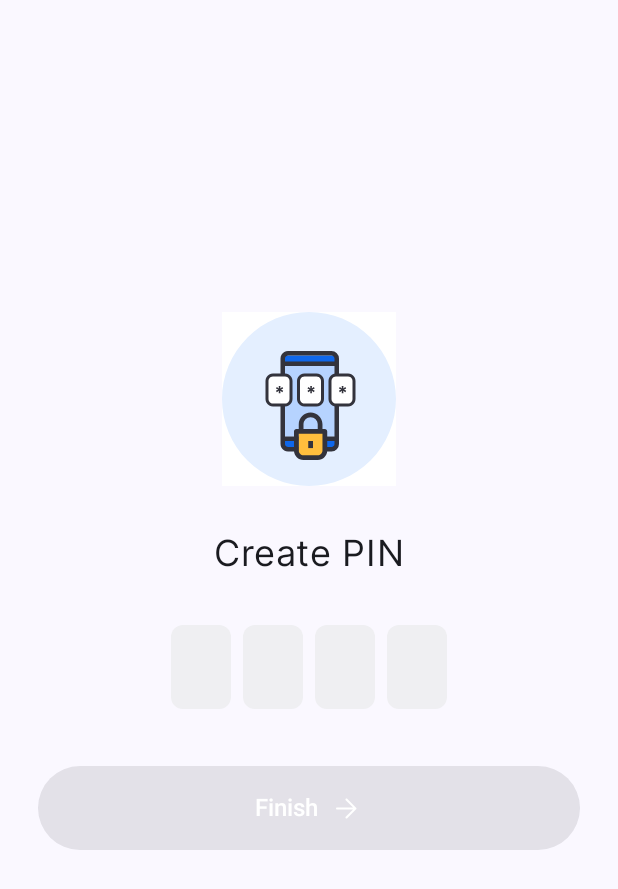
After one commit to smedic/maki_kawasaki, an Android app built with Jetpack Compose: the CreatePinScreen screen opened through its navigation route, on a phone screen of 412 x 824 dp. The commit adds this screen. Shown: the top 889 px of the screen. Run offline under Robolectric (Android 15) with nearby library versions, the phone set to English and light mode, and no system bars; our stand-ins replace Firebase (no records; nobody signed in at launch, a user with empty details on screens opened directly), accompanist.

Commit message:
Add Create Pin Screen

```diff
--- a/app/src/main/java/com/example/myapplication/data/network/SharedPrefsRepository.kt
+++ b/app/src/main/java/com/example/myapplication/data/network/SharedPrefsRepository.kt
@@ -6,6 +6,7 @@ import androidx.datastore.preferences.core.Preferences
 import androidx.datastore.preferences.core.booleanPreferencesKey
 import androidx.datastore.preferences.core.edit
 import androidx.datastore.preferences.core.emptyPreferences
+import androidx.datastore.preferences.core.stringPreferencesKey
 import androidx.datastore.preferences.preferencesDataStore
 import kotlinx.coroutines.flow.Flow
 import kotlinx.coroutines.flow.catch
@@ -18,6 +19,7 @@ class SharedPrefsRepository(context: Context) {
 
     private object PreferencesKey {
         val isUserLoggedIn = booleanPreferencesKey(name = "is_user_logged_in")
+        val userPin = stringPreferencesKey(name = "user_pin")
     }
 
     private val dataStore = context.dataStore
@@ -42,4 +44,26 @@ class SharedPrefsRepository(context: Context) {
                 isLoggedInState
             }
     }
+
+    suspend fun saveUserPINCode(pin: String) {
+        dataStore.edit { preferences ->
+            preferences[PreferencesKey.userPin] = pin
+        }
+    }
+
+    fun getUserPinCode(): Flow<String> {
+        return dataStore.data
+            .catch { exception ->
+                if (exception is IOException) {
+                    emit(emptyPreferences())
+                } else {
+                    throw exception
+                }
+            }
+            .map { preferences ->
+                val userPin = preferences[PreferencesKey.userPin] ?: ""
+                userPin
+            }
+    }
+
 }
--- a/app/src/main/java/com/example/myapplication/di/Modules.kt
+++ b/app/src/main/java/com/example/myapplication/di/Modules.kt
@@ -13,7 +13,7 @@ import org.koin.dsl.module
 val appModule = module {
     single { AuthService() }
     single<AuthRepository> { AuthRepositoryImpl(get()) }
-    single { AuthViewModel(get()) }
+    single { AuthViewModel(get(), get()) }
     single<SharedPrefsRepository> { SharedPrefsRepository(get()) }
     viewModel { HomeViewModel() }
     viewModel { SplashViewModel(get()) }
--- /dev/null
+++ b/app/src/main/java/com/example/myapplication/extensions/StringExtension.kt
@@ -0,0 +1,11 @@
+package com.example.myapplication.extensions
+
+import java.security.MessageDigest
+
+// Encrypt String to SHA1 format
+fun String.toSha1(): String {
+    return MessageDigest
+        .getInstance("SHA-1")
+        .digest(this.toByteArray())
+        .joinToString(separator = "", transform = { "%02x".format(it) })
+}
--- a/app/src/main/java/com/example/myapplication/graphs/AuthNavGraph.kt
+++ b/app/src/main/java/com/example/myapplication/graphs/AuthNavGraph.kt
@@ -4,6 +4,7 @@ import androidx.navigation.NavGraphBuilder
 import androidx.navigation.NavHostController
 import androidx.navigation.compose.composable
 import androidx.navigation.navigation
+import com.example.myapplication.screens.CreatePinScreen
 import com.example.myapplication.screens.LoginPage
 import com.example.myapplication.screens.OtpCodePage
 import com.example.myapplication.screens.SignInScreen
@@ -30,6 +31,13 @@ fun NavGraphBuilder.authNavGraph(navController: NavHostController) {
         composable(AuthScreen.OtpCode.route) {
             OtpCodePage(
                 onCodeConfirmed = {
+                    navController.navigate(AuthScreen.CreatePin.route)
+                },
+            )
+        }
+        composable(AuthScreen.CreatePin.route) {
+            CreatePinScreen(
+                onFinish = {
                     navController.popBackStack()
                     navController.navigate(Graph.HOME)
                 },
@@ -39,7 +47,8 @@ fun NavGraphBuilder.authNavGraph(navController: NavHostController) {
 }
 
 sealed class AuthScreen(val route: String) {
-    object SignIn : AuthScreen(route = "SIGNIN")
+    object SignIn : AuthScreen(route = "SIGN_IN")
     object Login : AuthScreen(route = "LOGIN")
     object OtpCode : AuthScreen(route = "OTP")
+    object CreatePin : AuthScreen(route = "CREATE_PIN")
 }
--- /dev/null
+++ b/app/src/main/java/com/example/myapplication/screens/CreatePinScreen.kt
@@ -0,0 +1,126 @@
+package com.example.myapplication.screens
+
+import android.widget.Toast
+import androidx.compose.foundation.Image
+import androidx.compose.foundation.layout.Arrangement
+import androidx.compose.foundation.layout.Box
+import androidx.compose.foundation.layout.Column
+import androidx.compose.foundation.layout.Spacer
+import androidx.compose.foundation.layout.fillMaxSize
+import androidx.compose.foundation.layout.height
+import androidx.compose.foundation.layout.padding
+import androidx.compose.foundation.layout.size
+import androidx.compose.material3.CircularProgressIndicator
+import androidx.compose.material3.MaterialTheme
+import androidx.compose.material3.Scaffold
+import androidx.compose.material3.SnackbarHost
+import androidx.compose.material3.SnackbarHostState
+import androidx.compose.material3.Text
+import androidx.compose.runtime.Composable
+import androidx.compose.runtime.LaunchedEffect
+import androidx.compose.runtime.collectAsState
+import androidx.compose.runtime.mutableStateOf
+import androidx.compose.runtime.remember
+import androidx.compose.runtime.saveable.rememberSaveable
+import androidx.compose.ui.Alignment
+import androidx.compose.ui.Modifier
+import androidx.compose.ui.platform.LocalContext
+import androidx.compose.ui.res.painterResource
+import androidx.compose.ui.res.stringResource
+import androidx.compose.ui.text.font.FontWeight
+import androidx.compose.ui.tooling.preview.Preview
+import androidx.compose.ui.unit.dp
+import com.example.myapplication.R
+import com.example.myapplication.viewmodel.AuthViewModel
+import com.example.myapplication.views.MainButton
+import com.example.myapplication.views.OtpTextField
+import com.example.myapplication.views.compose.UiState
+import org.koin.androidx.compose.koinViewModel
+
+@Composable
+fun CreatePinScreen(
+    onFinish: () -> Unit,
+    viewModel: AuthViewModel = koinViewModel()
+) {
+    val pinState = viewModel.pinState.collectAsState()
+    val otpValueState = rememberSaveable { mutableStateOf("") }
+    val snackbarHostState = remember { SnackbarHostState() }
+    val pinCount = 4
+
+    Scaffold(
+        snackbarHost = { SnackbarHost(snackbarHostState) },
+    ) { paddingValues ->
+
+        Box() {
+            Column(
+                modifier = Modifier
+                    .fillMaxSize()
+                    .padding(paddingValues),
+                verticalArrangement = Arrangement.Center,
+                horizontalAlignment = Alignment.CenterHorizontally
+            ) {
+                Image(
+                    painter = painterResource(id = R.drawable.pin_enter),
+                    modifier = Modifier.size(116.dp),
+                    contentDescription = null
+                )
+                Spacer(modifier = Modifier.height(30.dp))
+                Text(
+                    text = stringResource(id = R.string.create_pin),
+                    fontSize = MaterialTheme.typography.headlineSmall.fontSize,
+                    fontWeight = FontWeight.Light
+                )
+                Spacer(modifier = Modifier.height(25.dp))
+                OtpTextField(
+                    modifier = Modifier
+                        .align(Alignment.CenterHorizontally)
+                        .padding(vertical = 8.dp),
+                    otpText = otpValueState.value,
+                    otpCount = pinCount,
+                    asPin = false,
+                    onOtpTextChange = { value, _ ->
+                        otpValueState.value = value
+                    }
+                )
+                Spacer(modifier = Modifier.height(30.dp))
+                MainButton(
+                    title = stringResource(id = R.string.finish),
+                    enabled = otpValueState.value.count() == pinCount,
+                    modifier = Modifier.padding(horizontal = 25.dp),
+                    onClick = {
+                        viewModel.createPINCode(otpValueState.value)
+                    }
+                )
+                Spacer(modifier = Modifier.height(50.dp))
+            }
+
+            pinState.value?.let {
+                when (it) {
+                    is UiState.Error -> {
+                        Toast.makeText(
+                            LocalContext.current,
+                            "Unable to create pin",
+                            Toast.LENGTH_SHORT
+                        ).show()
+                    }
+
+                    is UiState.Loading -> {
+                        CircularProgressIndicator(modifier = Modifier.align(Alignment.Center))
+                    }
+
+                    is UiState.Success -> {
+                        LaunchedEffect(Unit) {
+                            onFinish()
+                        }
+                    }
+                }
+            }
+        }
+    }
+}
+
+@Preview
+@Composable
+fun CreatePinScreenPreview() {
+    CreatePinScreen(onFinish = {})
+}
--- a/app/src/main/java/com/example/myapplication/viewmodel/AuthViewModel.kt
+++ b/app/src/main/java/com/example/myapplication/viewmodel/AuthViewModel.kt
@@ -3,7 +3,10 @@ package com.example.myapplication.viewmodel
 import androidx.lifecycle.ViewModel
 import androidx.lifecycle.viewModelScope
 import com.example.myapplication.data.network.AuthRepository
+import com.example.myapplication.data.network.SharedPrefsRepository
+import com.example.myapplication.extensions.toSha1
 import com.example.myapplication.views.compose.FetchingError
+import com.example.myapplication.views.compose.UiState
 import com.google.firebase.auth.PhoneAuthProvider
 import kotlinx.coroutines.delay
 import kotlinx.coroutines.flow.MutableStateFlow
@@ -14,6 +17,7 @@ import kotlinx.coroutines.launch
 
 class AuthViewModel(
     private val authRepository: AuthRepository,
+    private val sharedPrefRepository: SharedPrefsRepository
 ) : ViewModel() {
 
     lateinit var phoneNumber: String
@@ -22,6 +26,9 @@ class AuthViewModel(
 
     private val _authState = MutableStateFlow(LoginData())
     val authState = _authState.asStateFlow()
+
+    private val _pinState = MutableStateFlow<UiState<String>?>(null)
+    val pinState = _pinState.asStateFlow()
 
     fun login() {
         viewModelScope.launch {
@@ -43,6 +50,15 @@ class AuthViewModel(
     fun snackBarErrorShown() {
         _authState.update { it.copy(snackBarError = null) }
     }
+
+    fun createPINCode(pin: String) {
+        _pinState.value = UiState.Loading
+        viewModelScope.launch {
+            val sha1PinCode = pin.toSha1()
+            sharedPrefRepository.saveUserPINCode(sha1PinCode)
+            _pinState.value = UiState.Success(sha1PinCode)
+        }
+    }
 }
 
 data class LoginData(
--- a/app/src/main/java/com/example/myapplication/views/MainButton.kt
+++ b/app/src/main/java/com/example/myapplication/views/MainButton.kt
@@ -17,18 +17,26 @@ import androidx.compose.ui.Modifier
 import androidx.compose.ui.graphics.Color
 import androidx.compose.ui.res.painterResource
 import androidx.compose.ui.text.font.FontWeight
+import androidx.compose.ui.tooling.preview.Preview
 import androidx.compose.ui.unit.dp
 import com.example.myapplication.R
+import com.example.myapplication.screens.CreatePinScreen
+import com.example.myapplication.ui.theme.MyApplicationTheme
 
 @Composable
 fun MainButton(
-    title: String, onClick: () -> Unit,
+    title: String,
+    enabled: Boolean = true,
+    onClick: () -> Unit,
     modifier: Modifier = Modifier
 ) {
     Button(
         onClick = onClick,
+        enabled = enabled,
         shape = RoundedCornerShape(size = 30.dp),
-        colors = ButtonDefaults.buttonColors(containerColor = MaterialTheme.colorScheme.primary),
+        colors = ButtonDefaults.buttonColors(
+            containerColor = MaterialTheme.colorScheme.primary
+        ),
         modifier = modifier
             .height(56.dp)
             .fillMaxWidth(),
@@ -48,3 +56,11 @@ fun MainButton(
         )
     }
 }
+
+@Preview(showBackground = true)
+@Composable
+fun MainButtonPreview() {
+    MyApplicationTheme() {
+        MainButton(title = "Test", onClick = { })
+    }
+}
--- a/app/src/main/java/com/example/myapplication/views/OtpTextField.kt
+++ b/app/src/main/java/com/example/myapplication/views/OtpTextField.kt
@@ -5,6 +5,7 @@ import androidx.compose.foundation.background
 import androidx.compose.foundation.layout.*
 import androidx.compose.foundation.shape.RoundedCornerShape
 import androidx.compose.foundation.text.BasicTextField
+import androidx.compose.foundation.text.KeyboardActions
 import androidx.compose.foundation.text.KeyboardOptions
 import androidx.compose.material.MaterialTheme
 import androidx.compose.material.Text
@@ -12,7 +13,11 @@ import androidx.compose.runtime.Composable
 import androidx.compose.runtime.LaunchedEffect
 import androidx.compose.ui.Alignment
 import androidx.compose.ui.Modifier
+import androidx.compose.ui.focus.FocusRequester
+import androidx.compose.ui.focus.focusRequester
+import androidx.compose.ui.platform.LocalFocusManager
 import androidx.compose.ui.text.TextRange
+import androidx.compose.ui.text.input.ImeAction
 import androidx.compose.ui.text.input.KeyboardType
 import androidx.compose.ui.text.input.TextFieldValue
 import androidx.compose.ui.text.style.TextAlign
@@ -29,21 +34,35 @@ fun OtpTextField(
     asPin: Boolean = false,
     onOtpTextChange: (String, Boolean) -> Unit
 ) {
+
+    val focusRequester = FocusRequester()
+    val focusManager = LocalFocusManager.current
+
     LaunchedEffect(Unit) {
+        focusRequester.requestFocus()
+
         if (otpText.length > otpCount) {
             throw IllegalArgumentException("Otp text value must not have more than otpCount: $otpCount characters")
         }
     }
 
     BasicTextField(
-        modifier = modifier,
+        modifier = modifier.focusRequester(focusRequester),
         value = TextFieldValue(otpText, selection = TextRange(otpText.length)),
         onValueChange = {
             if (it.text.length <= otpCount) {
                 onOtpTextChange.invoke(it.text, it.text.length == otpCount)
             }
         },
-        keyboardOptions = KeyboardOptions(keyboardType = KeyboardType.NumberPassword),
+        keyboardOptions = KeyboardOptions(
+            keyboardType = KeyboardType.NumberPassword,
+            imeAction = ImeAction.Done
+        ),
+        keyboardActions = KeyboardActions(
+            onDone = {
+                focusManager.clearFocus()
+            }
+        ),
         decorationBox = {
             Row(horizontalArrangement = Arrangement.spacedBy(space = 8.dp, alignment = Alignment.CenterHorizontally)) {
                 repeat(otpCount) { index ->
@@ -100,7 +119,7 @@ private fun PinView(
         else -> text[index].toString()
     }
 
-    Canvas(modifier = Modifier
+    Canvas(modifier = modifier
             .size(size = 40.dp)) {
         drawCircle(
             color = if (char.isEmpty())  LightGrey else Blue500,
--- /dev/null
+++ b/app/src/main/res/drawable/pin_enter.xml
@@ -0,0 +1,142 @@
+<vector xmlns:android="http://schemas.android.com/apk/res/android"
+    android:width="1080dp"
+    android:height="1080dp"
+    android:viewportWidth="1080"
+    android:viewportHeight="1080">
+  <path
+      android:pathData="M0,0h1080v1080h-1080z"
+      android:strokeLineJoin="miter"
+      android:strokeWidth="1"
+      android:fillColor="#FFFFFF"
+      android:fillType="nonZero"
+      android:strokeColor="#00000000"
+      android:strokeLineCap="butt"/>
+  <path
+      android:pathData="M540,540m-540,0a540,540 0,1 1,1080 0a540,540 0,1 1,-1080 0"
+      android:strokeLineJoin="miter"
+      android:strokeWidth="9.3"
+      android:fillColor="#E4EFFF"
+      android:fillType="nonZero"
+      android:strokeColor="#00000000"
+      android:strokeLineCap="butt"/>
+  <path
+      android:pathData="M381.7,335.2l325.9,0l0,437.6l-325.9,0z"
+      android:strokeLineJoin="miter"
+      android:strokeWidth="9.3"
+      android:fillColor="#B6D3FF"
+      android:fillType="nonZero"
+      android:strokeColor="#00000000"
+      android:strokeLineCap="butt"/>
+  <path
+      android:pathData="M381.7,270l325.9,0l0,46.6l-325.9,0z"
+      android:strokeLineJoin="miter"
+      android:strokeWidth="9.3"
+      android:fillColor="#0F67EA"
+      android:fillType="nonZero"
+      android:strokeColor="#00000000"
+      android:strokeLineCap="butt"/>
+  <path
+      android:pathData="M381.7,791.4l325.9,0l0,46.6l-325.9,0z"
+      android:strokeLineJoin="miter"
+      android:strokeWidth="9.3"
+      android:fillColor="#0F67EA"
+      android:fillType="nonZero"
+      android:strokeColor="#00000000"
+      android:strokeLineCap="butt"/>
+  <path
+      android:pathData="M409.7,256L679.7,256A32.6,32.6 0,0 1,712.2 288.6L712.2,819.3A32.6,32.6 0,0 1,679.7 851.9L409.7,851.9A32.6,32.6 0,0 1,377.1 819.3L377.1,288.6A32.6,32.6 0,0 1,409.7 256z"
+      android:strokeLineJoin="miter"
+      android:strokeWidth="27.9"
+      android:fillColor="#00000000"
+      android:fillType="nonZero"
+      android:strokeColor="#33333C"
+      android:strokeLineCap="butt"/>
+  <path
+      android:pathData="M381.7,307.3l325.9,0l0,27.9l-325.9,0z"
+      android:strokeLineJoin="miter"
+      android:strokeWidth="9.3"
+      android:fillColor="#33333C"
+      android:fillType="nonZero"
+      android:strokeColor="#00000000"
+      android:strokeLineCap="butt"/>
+  <path
+      android:pathData="M381.7,772.8l325.9,0l0,27.9l-325.9,0z"
+      android:strokeLineJoin="miter"
+      android:strokeWidth="9.3"
+      android:fillColor="#33333C"
+      android:fillType="nonZero"
+      android:strokeColor="#00000000"
+      android:strokeLineCap="butt"/>
+  <path
+      android:pathData="M316.6,391L391,391A37.2,37.2 0,0 1,428.3 428.3L428.3,540A37.2,37.2 0,0 1,391 577.2L316.6,577.2A37.2,37.2 0,0 1,279.3 540L279.3,428.3A37.2,37.2 0,0 1,316.6 391z"
+      android:strokeLineJoin="miter"
+      android:strokeWidth="18.6"
+      android:fillColor="#FFFFFF"
+      android:fillType="nonZero"
+      android:strokeColor="#33333C"
+      android:strokeLineCap="butt"/>
+  <path
+      android:pathData="M352.1,504.5L353.1,489.1L340.2,497.7L334.9,488.3L348.8,481.6L334.9,474.9L340.2,465.5L353.1,474.1L352.1,458.7L362.8,458.7L361.7,474.1L374.6,465.5L379.9,474.9L366.1,481.6L379.9,488.3L374.6,497.7L361.7,489.1L362.8,504.5L352.1,504.5Z"
+      android:strokeLineJoin="miter"
+      android:strokeWidth="9.3"
+      android:fillColor="#33333C"
+      android:fillType="nonZero"
+      android:strokeColor="#00000000"
+      android:strokeLineCap="butt"/>
+  <path
+      android:pathData="M512.1,391L586.5,391A37.2,37.2 0,0 1,623.8 428.3L623.8,540A37.2,37.2 0,0 1,586.5 577.2L512.1,577.2A37.2,37.2 0,0 1,474.8 540L474.8,428.3A37.2,37.2 0,0 1,512.1 391z"
+      android:strokeLineJoin="miter"
+      android:strokeWidth="18.6"
+      android:fillColor="#FFFFFF"
+      android:fillType="nonZero"
+      android:strokeColor="#33333C"
+      android:strokeLineCap="butt"/>
+  <path
+      android:pathData="M547.6,504.5L548.6,489.1L535.7,497.7L530.4,488.3L544.3,481.6L530.4,474.9L535.7,465.5L548.6,474.1L547.6,458.7L558.3,458.7L557.2,474.1L570.1,465.5L575.4,474.9L561.6,481.6L575.4,488.3L570.1,497.7L557.2,489.1L558.3,504.5L547.6,504.5Z"
+      android:strokeLineJoin="miter"
+      android:strokeWidth="9.3"
+      android:fillColor="#33333C"
+      android:fillType="nonZero"
+      android:strokeColor="#00000000"
+      android:strokeLineCap="butt"/>
+  <path
+      android:pathData="M707.6,391L782.1,391A37.2,37.2 0,0 1,819.3 428.3L819.3,540A37.2,37.2 0,0 1,782.1 577.2L707.6,577.2A37.2,37.2 0,0 1,670.3 540L670.3,428.3A37.2,37.2 0,0 1,707.6 391z"
+      android:strokeLineJoin="miter"
+      android:strokeWidth="18.6"
+      android:fillColor="#FFFFFF"
+      android:fillType="nonZero"
+      android:strokeColor="#33333C"
+      android:strokeLineCap="butt"/>
+  <path
+      android:pathData="M743.1,504.5L744.1,489.1L731.3,497.7L725.9,488.3L739.8,481.6L725.9,474.9L731.3,465.5L744.1,474.1L743.1,458.7L753.8,458.7L752.8,474.1L765.6,465.5L770.9,474.9L757.1,481.6L770.9,488.3L765.6,497.7L752.8,489.1L753.8,504.5L743.1,504.5Z"
+      android:strokeLineJoin="miter"
+      android:strokeWidth="9.3"
+      android:fillColor="#33333C"
+      android:fillType="nonZero"
+      android:strokeColor="#00000000"
+      android:strokeLineCap="butt"/>
+  <path
+      android:pathData="M474.8,744.8l158.3,0l0,158.3l-158.3,0z"
+      android:strokeLineJoin="miter"
+      android:strokeWidth="9.3"
+      android:fillColor="#FFBE3D"
+      android:fillType="nonZero"
+      android:strokeColor="#00000000"
+      android:strokeLineCap="butt"/>
+  <path
+      android:pathData="M535.3,800.5L564.7,800.5L564.7,844.7L535.3,844.7L535.3,800.5Z"
+      android:strokeLineJoin="miter"
+      android:strokeWidth="9.3"
+      android:fillColor="#33333C"
+      android:fillType="nonZero"
+      android:strokeColor="#00000000"
+      android:strokeLineCap="butt"/>
+  <path
+      android:pathData="M638.4,726.9L623.6,726.9L623.6,697.4C623.6,656.9 590.5,623.8 550,623.8C509.5,623.8 476.4,656.9 476.4,697.4L476.4,726.9L461.6,726.9C453.5,726.9 446.9,733.5 446.9,741.6L446.9,859.4C446.9,891.9 473.4,918.4 505.8,918.4L594.2,918.4C626.6,918.4 653.1,891.9 653.1,859.4L653.1,741.6C653.1,733.5 646.5,726.9 638.4,726.9L638.4,726.9ZM505.8,697.4C505.8,673.1 525.7,653.2 550,653.2C574.3,653.2 594.2,673.1 594.2,697.4L594.2,726.9L505.8,726.9L505.8,697.4ZM623.6,859.4C623.6,875.7 610.4,888.9 594.2,888.9L505.8,888.9C489.6,888.9 476.4,875.7 476.4,859.4L476.4,756.3L623.6,756.3L623.6,859.4Z"
+      android:strokeLineJoin="miter"
+      android:strokeWidth="9.3"
+      android:fillColor="#33333C"
+      android:fillType="nonZero"
+      android:strokeColor="#00000000"
+      android:strokeLineCap="butt"/>
+</vector>
--- a/app/src/main/res/values/strings.xml
+++ b/app/src/main/res/values/strings.xml
@@ -3,4 +3,6 @@
     <string name="there_was_a_problem">There was a problem — please try again.</string>
     <string name="splash_screen_title">My Solevo</string>
     <string name="sign_in">Sign In</string>
+    <string name="create_pin">Create PIN</string>
+    <string name="finish">Finish</string>
 </resources>
```
Also changed, not shown: 1 other file.
